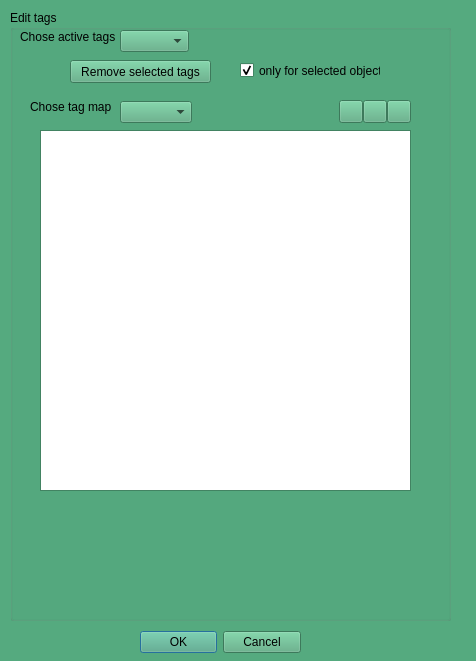
Before: the Qt Designer form MorphoDig/Qt/mqEditTagsDialog.ui in morphomuseum/MorphoDig, drawn with Qt 5.
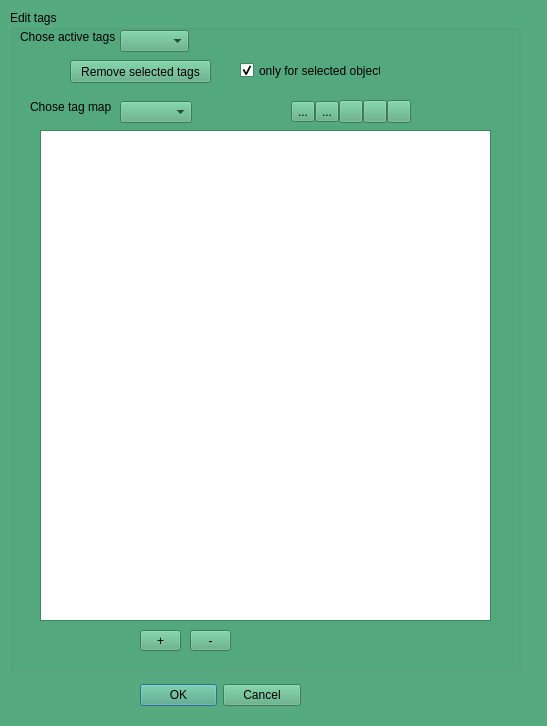
After: the same form once the commit is applied. Icons and pictures are not drawn.

```diff
--- a/MorphoDig/Qt/mqEditTagsDialog.ui
+++ b/MorphoDig/Qt/mqEditTagsDialog.ui
@@ -6,8 +6,8 @@
    <rect>
     <x>0</x>
     <y>0</y>
-    <width>476</width>
-    <height>661</height>
+    <width>547</width>
+    <height>726</height>
    </rect>
   </property>
   <property name="palette">
@@ -432,9 +432,9 @@
    <property name="geometry">
     <rect>
      <x>140</x>
-     <y>630</y>
+     <y>680</y>
      <width>161</width>
-     <height>25</height>
+     <height>31</height>
     </rect>
    </property>
    <layout class="QHBoxLayout" name="horizontalLayout_2">
@@ -455,8 +455,8 @@
     <rect>
      <x>10</x>
      <y>10</y>
-     <width>441</width>
-     <height>611</height>
+     <width>511</width>
+     <height>661</height>
     </rect>
    </property>
    <property name="title">
@@ -532,8 +532,8 @@
      <rect>
       <x>30</x>
       <y>120</y>
-      <width>372</width>
-      <height>361</height>
+      <width>451</width>
+      <height>491</height>
      </rect>
     </property>
     <property name="frameShape">
@@ -550,8 +550,8 @@
       <rect>
        <x>0</x>
        <y>0</y>
-       <width>372</width>
-       <height>361</height>
+       <width>451</width>
+       <height>491</height>
       </rect>
      </property>
      <layout class="QVBoxLayout" name="ScrollAreaLayout" stretch="0">
@@ -586,8 +586,8 @@
           <rect>
            <x>0</x>
            <y>0</y>
-           <width>371</width>
-           <height>361</height>
+           <width>451</width>
+           <height>491</height>
           </rect>
          </property>
         </widget>
@@ -625,6 +625,34 @@
        </property>
       </spacer>
      </item>
+     <item>
+      <widget class="QToolButton" name="reinitializeTagMap">
+       <property name="toolTip">
+        <string>Reinitialize Tag Map</string>
+       </property>
+       <property name="text">
+        <string>...</string>
+       </property>
+       <property name="icon">
+        <iconset resource="../Icons/icons.qrc">
+         <normaloff>:/Icons/Initialize24.png</normaloff>:/Icons/Initialize24.png</iconset>
+       </property>
+      </widget>
+     </item>
+     <item>
+      <widget class="QToolButton" name="addTagMap">
+       <property name="toolTip">
+        <string>Add Tag Map to presets</string>
+       </property>
+       <property name="text">
+        <string>...</string>
+       </property>
+       <property name="icon">
+        <iconset resource="../Icons/icons.qrc">
+         <normaloff>:/Icons/filesave22.png</normaloff>:/Icons/filesave22.png</iconset>
+       </property>
+      </widget>
+     </item>
      <item>
       <widget class="QToolButton" name="exportTagMap">
        <property name="toolTip">
@@ -669,6 +697,32 @@
      </item>
     </layout>
    </widget>
+   <widget class="QToolButton" name="addTag">
+    <property name="geometry">
+     <rect>
+      <x>130</x>
+      <y>620</y>
+      <width>41</width>
+      <height>21</height>
+     </rect>
+    </property>
+    <property name="text">
+     <string>+</string>
+    </property>
+   </widget>
+   <widget class="QToolButton" name="removeTag">
+    <property name="geometry">
+     <rect>
+      <x>180</x>
+      <y>620</y>
+      <width>41</width>
+      <height>21</height>
+     </rect>
+    </property>
+    <property name="text">
+     <string>-</string>
+    </property>
+   </widget>
   </widget>
   <action name="actionExportColorMaps">
    <property name="icon">
```
Left out of the diff: 4 changed lines with no effect on the pictures.
